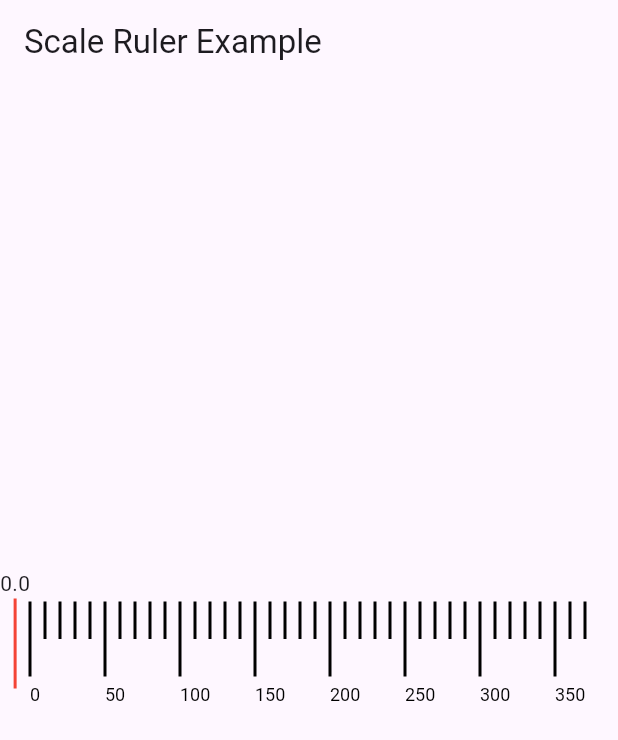
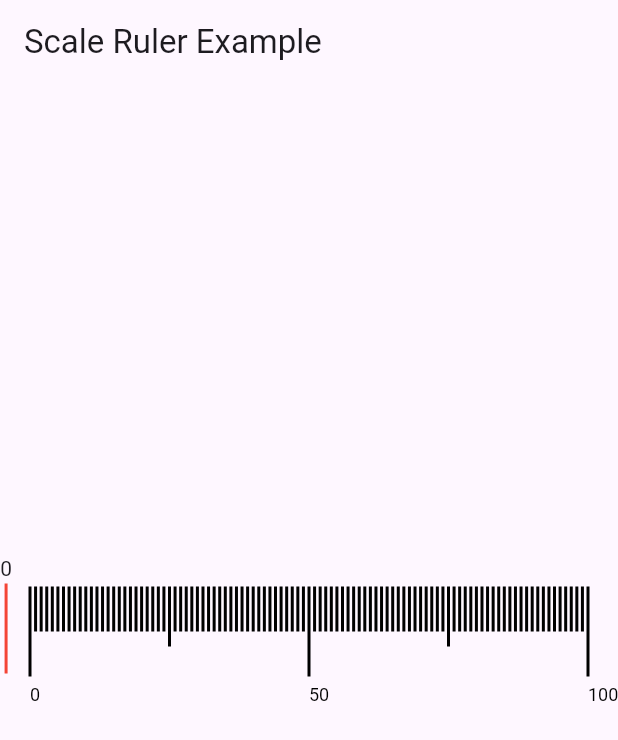
Before and after one commit to ShaheenDevs/ruler_scale_indicator, a Flutter app: the screen it shows after launch, on a phone screen of 412 x 824 dp. Shown: the top 740 px of the screen. Run offline on Flutter 3.47's test engine with Material 3 defaults, Android fonts, the phone set to English and light mode, and no system bars.

Commit message:
fix range issues

```diff
--- a/example/lib/main.dart
+++ b/example/lib/main.dart
@@ -17,10 +17,10 @@ class ScaleRulerExampleApp extends StatelessWidget {
         body: const Center(
           child: ScaleRuler(
             minRange: 0,
-            maxRange: 200,
-            lineSpacing: 5,
+            maxRange: 100,
+            lineSpacing: 1,
             rulerHeight: 120,
-            decimalPlaces: 2,
+            decimalPlaces: 0,
           ),
         ),
       ),
--- a/lib/ruler_scale_indicator.dart
+++ b/lib/ruler_scale_indicator.dart
@@ -13,11 +13,11 @@ class ScaleRuler extends StatefulWidget {
 
   const ScaleRuler({
     super.key,
-    this.minRange = 0.0,
-    this.maxRange = 100.0,
-    this.lineSpacing = 10.0,
-    this.rulerHeight = 100.0,
-    this.decimalPlaces = 1, // Default to 1 decimal place
+    required this.minRange,
+    required this.maxRange,
+    required this.lineSpacing,
+    required this.rulerHeight,
+    required this.decimalPlaces,
   });
 
   @override
@@ -34,12 +34,18 @@ class _ScaleRulerState extends State<ScaleRuler> {
         setState(() {
           // Update the selected position based on drag
           _selectedPosition += details.delta.dx;
+
           // Constrain the position within the widget width
           _selectedPosition = _selectedPosition.clamp(
               0.0, MediaQuery.of(context).size.width - 40);
         });
-        // Log the selected value
-        log('Selected Position: ${_selectedPosition.toInt()}');
+
+        // Calculate and log the selected value
+        double selectedValue = widget.minRange +
+            (_selectedPosition /
+                (MediaQuery.of(context).size.width - 40) *
+                (widget.maxRange - widget.minRange));
+        log('Selected Value: ${selectedValue.toStringAsFixed(widget.decimalPlaces)}');
       },
       child: Stack(
         children: [
@@ -47,10 +53,15 @@ class _ScaleRulerState extends State<ScaleRuler> {
             padding: const EdgeInsets.only(top: 22.0),
             child: Container(
               width: double.infinity,
-              height: 100,
+              height: widget.rulerHeight,
               padding: const EdgeInsets.symmetric(horizontal: 20),
               child: CustomPaint(
-                painter: ScaleRulerPainter(),
+                painter: ScaleRulerPainter(
+                  minRange: widget.minRange,
+                  maxRange: widget.maxRange,
+                  lineSpacing: widget.lineSpacing,
+                  rulerHeight: widget.rulerHeight,
+                ),
               ),
             ),
           ),
@@ -59,7 +70,13 @@ class _ScaleRulerState extends State<ScaleRuler> {
             top: 0,
             child: Column(
               children: [
-                Text(_selectedPosition.toStringAsFixed(1)),
+                Text(
+                  (_selectedPosition /
+                              (MediaQuery.of(context).size.width - 40) *
+                              (widget.maxRange - widget.minRange) +
+                          widget.minRange)
+                      .toStringAsFixed(widget.decimalPlaces),
+                ),
                 Container(
                   width: 2,
                   height: 60,
@@ -75,34 +92,53 @@ class _ScaleRulerState extends State<ScaleRuler> {
 }
 
 class ScaleRulerPainter extends CustomPainter {
+  final double minRange; // Minimum value of the range
+  final double maxRange; // Maximum value of the range
+  final double lineSpacing; // Spacing between each line
+  final double rulerHeight; // Height of the ruler
+
+  ScaleRulerPainter({
+    required this.minRange,
+    required this.maxRange,
+    required this.lineSpacing,
+    required this.rulerHeight,
+  });
+
   @override
   void paint(Canvas canvas, Size size) {
     final paint = Paint()
       ..color = Colors.black
       ..strokeWidth = 2;
 
-    double rulerHeight = size.height;
     double longLine = rulerHeight / 2;
     double mediumLine = rulerHeight / 3;
     double shortLine = rulerHeight / 4;
 
-    for (double i = 0; i <= size.width; i += 10) {
-      if (i % 50 == 0) {
+    // Calculate the number of lines based on minRange, maxRange, and lineSpacing
+    double range = maxRange - minRange;
+    int numLines = (range / lineSpacing).ceil();
+
+    for (int i = 0; i <= numLines; i++) {
+      double x = i * size.width / numLines;
+      double currentValue = minRange + i * lineSpacing;
+
+      if (currentValue % 50 == 0) {
         // Long line every 50 units
-        canvas.drawLine(Offset(i, 0), Offset(i, longLine), paint);
-        drawText(canvas, i.toInt().toString(), Offset(i, longLine + 5));
-      } else if (i % 25 == 0) {
+        canvas.drawLine(Offset(x, 0), Offset(x, longLine), paint);
+        drawText(
+            canvas, currentValue.toStringAsFixed(0), Offset(x, longLine + 5));
+      } else if (currentValue % 25 == 0) {
         // Medium line every 25 units
-        canvas.drawLine(Offset(i, 0), Offset(i, mediumLine), paint);
+        canvas.drawLine(Offset(x, 0), Offset(x, mediumLine), paint);
       } else {
-        // Short line every 10 units
-        canvas.drawLine(Offset(i, 0), Offset(i, shortLine), paint);
+        // Short line for other units
+        canvas.drawLine(Offset(x, 0), Offset(x, shortLine), paint);
       }
     }
   }
 
   void drawText(Canvas canvas, String text, Offset offset) {
-    final textStyle = const TextStyle(
+    const textStyle = TextStyle(
       color: Colors.black,
       fontSize: 12,
     );
```
